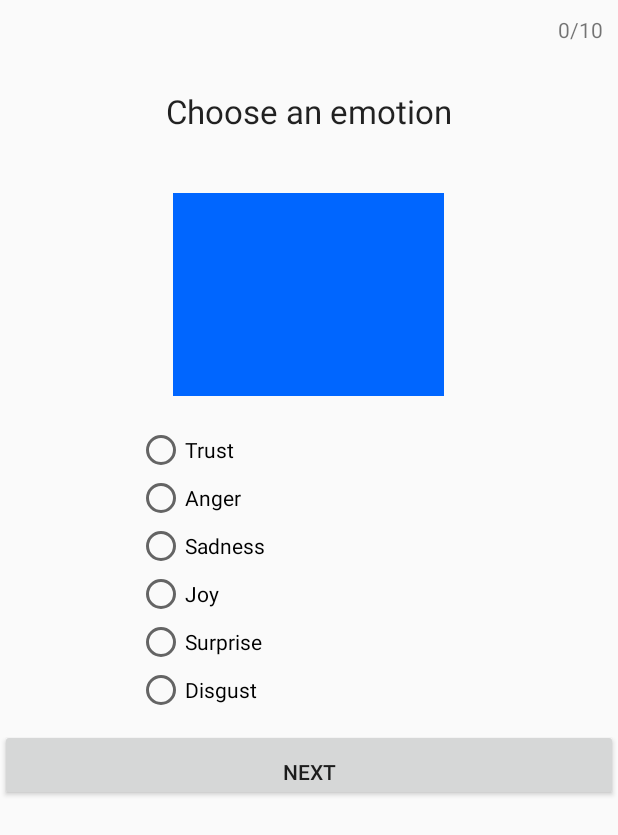
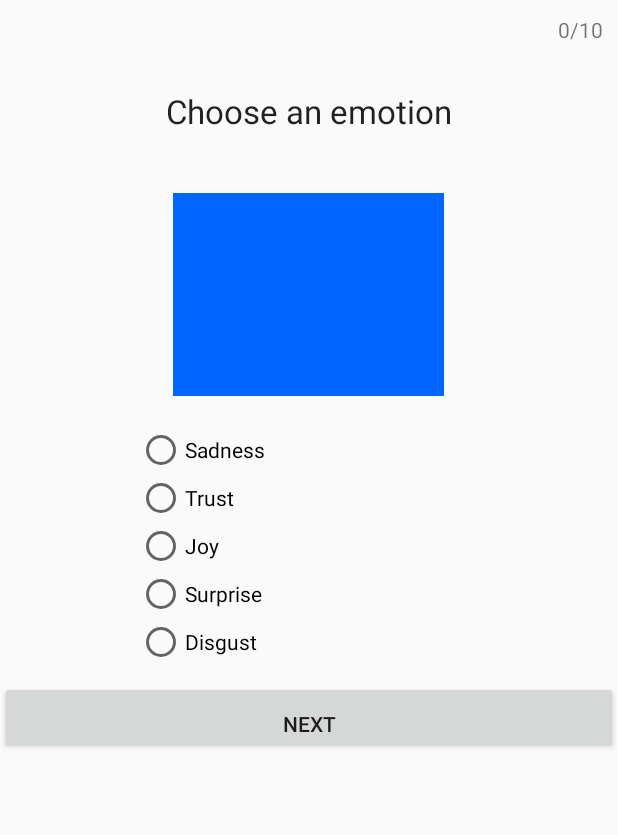
Before and after one commit to bustosalex/color-app, an Android app: the SurveyActivity screen opened directly, with no data from a screen before it, on a phone screen of 412 x 824 dp. Shown: the top 835 px of the screen. Run offline under Robolectric (Android 15) with nearby library versions, the phone set to English and light mode, and no system bars; 1 statement that could not run was skipped.

Commit message:
For each question there is and obvious expected answer as well as other possible answer

```diff
--- a/app/src/main/java/com/example/alex/colorapp/SurveyActivity.java
+++ b/app/src/main/java/com/example/alex/colorapp/SurveyActivity.java
@@ -15,6 +15,7 @@ import android.widget.TextView;
 
 import java.util.ArrayList;
 import java.util.HashMap;
+import java.util.Iterator;
 import java.util.List;
 import java.util.Map;
 import java.util.Random;
@@ -25,7 +26,7 @@ public class SurveyActivity extends AppCompatActivity {
 
     ImageView image;
     Button next;
-    private RadioButton[] radioButtons = new RadioButton[6];
+    private RadioButton[] radioButtons = new RadioButton[5];
     private Map<String, String> allCorrectAnswers= new HashMap<>(); //allAnswers in sportsQuiz app
     private String[] colorArray = new String[]{"blue","green","orange",
             "purple","red", "yellow"};
@@ -49,7 +50,7 @@ public class SurveyActivity extends AppCompatActivity {
         radioButtons[2] = (RadioButton) findViewById(R.id.radio_button_3);
         radioButtons[3] = (RadioButton) findViewById(R.id.radio_button_4);
         radioButtons[4] = (RadioButton) findViewById(R.id.radio_button_5);
-        radioButtons[5] = (RadioButton) findViewById(R.id.radio_button_6);
+
 
 
         questionNumber = 0;
@@ -121,31 +122,32 @@ public class SurveyActivity extends AppCompatActivity {
         }
     }
 
-    private void setRandomAnswers(){
+    private void setRandomAnswers() {
+
         Random random = new Random();
         deselectAllRadioButtons();
         radioButtonList.clear();
         String str = colorArray[questionNumber];
-        for(int i = 0; i < radioButtons.length; i++) {
+        for (int i = 0; i < radioButtons.length; i++) {
 
-            boolean set =false;
-            while(!set){
+            boolean set = false;
+            while (!set) {
                 int j = 0;
                 int rnd = random.nextInt(emotionList.size());
-                for (String temp : emotionList){
-                    if (j==rnd){
-                        if(temp.equals(str)) {
-                            radioButtons[i].setText(str);
-                            radioButtonList.add(str);
+
+                for (String temp : emotionList) {
+                    if (j == rnd) {
+                        if (allCorrectAnswers.containsKey(str) &&
+                                !radioButtonList.contains(allCorrectAnswers.get(str))) {
+                            radioButtons[i].setText(allCorrectAnswers.get(str));
+                            radioButtonList.add(allCorrectAnswers.get(str));
                             set = true;
-                        }
-                        else if(!radioButtonList.contains(str) &&
-                                !radioButtonList.contains(temp)){
+                        } else if (!radioButtonList.contains(str) &&
+                                !radioButtonList.contains(temp)) {
                             radioButtons[i].setText(temp);
                             radioButtonList.add(temp);
-                            set=true;
-                        }
-                        else
+                            set = true;
+                        } else
                             rnd = random.nextInt(emotionList.size());
                     }
                     j++;
--- a/app/src/main/res/layout/activity_survey.xml
+++ b/app/src/main/res/layout/activity_survey.xml
@@ -61,10 +61,6 @@
             android:id="@+id/radio_button_5"
             android:layout_height="wrap_content"
             android:layout_width="wrap_content"/>
-        <RadioButton
-            android:id="@+id/radio_button_6"
-            android:layout_height="wrap_content"
-            android:layout_width="wrap_content"/>
 
     </RadioGroup>
 
```
